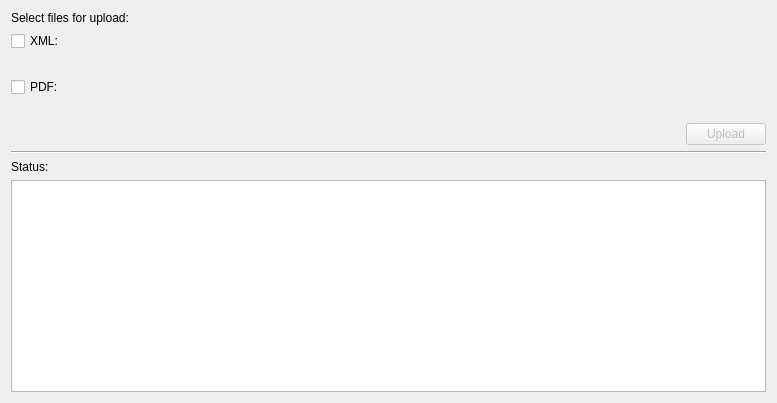
Above: src/GSvar/SomaticDataTransferWidget.ui from imgag/ngs-bits before the change. Below: the same form after it.
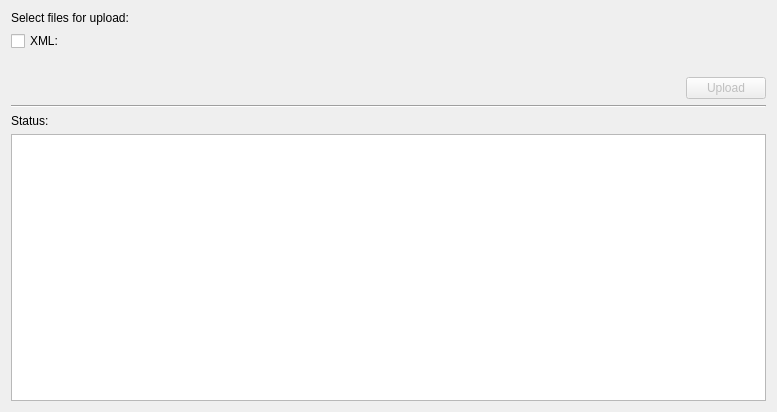
That is the form after the change.

Commit message: SomaticDataTransferWidget: Removed PDF upload because it is no longer needed

The edit to the form file:
```diff
--- a/src/GSvar/SomaticDataTransferWidget.ui
+++ b/src/GSvar/SomaticDataTransferWidget.ui
@@ -7,13 +7,13 @@
     <x>0</x>
     <y>0</y>
     <width>777</width>
-    <height>403</height>
+    <height>412</height>
    </rect>
   </property>
   <property name="windowTitle">
    <string>Data Transfer MTB</string>
   </property>
-  <layout class="QGridLayout" name="gridLayout" columnstretch="0,1,0">
+  <layout class="QGridLayout" name="gridLayout" columnstretch="0,0,0">
    <item row="0" column="0" colspan="3">
     <widget class="QLabel" name="label">
      <property name="text">
@@ -21,37 +21,24 @@
      </property>
     </widget>
    </item>
-   <item row="7" column="0" colspan="3">
-    <widget class="QLabel" name="label_2">
+   <item row="2" column="1" colspan="2">
+    <widget class="QLabel" name="xml_last_upload">
      <property name="text">
-      <string>Status:</string>
+      <string/>
      </property>
     </widget>
    </item>
-   <item row="6" column="0" colspan="3">
+   <item row="4" column="0" colspan="3">
     <widget class="Line" name="line">
      <property name="orientation">
       <enum>Qt::Horizontal</enum>
      </property>
     </widget>
    </item>
-   <item row="2" column="1" colspan="2">
-    <widget class="QLabel" name="xml_last_upload">
+   <item row="5" column="0" colspan="3">
+    <widget class="QLabel" name="label_2">
      <property name="text">
-      <string/>
-     </property>
-    </widget>
-   </item>
-   <item row="3" column="0">
-    <widget class="QCheckBox" name="pdf_select">
-     <property name="minimumSize">
-      <size>
-       <width>0</width>
-       <height>0</height>
-      </size>
-     </property>
-     <property name="text">
-      <string>PDF:</string>
+      <string>Status:</string>
      </property>
     </widget>
    </item>
@@ -69,28 +56,14 @@
      </property>
     </widget>
    </item>
-   <item row="3" column="1" colspan="2">
-    <widget class="QLabel" name="pdf_filename">
-     <property name="text">
-      <string/>
-     </property>
-    </widget>
-   </item>
-   <item row="4" column="1" colspan="2">
-    <widget class="QLabel" name="pdf_last_upload">
-     <property name="text">
-      <string/>
-     </property>
-    </widget>
-   </item>
-   <item row="9" column="0" colspan="3">
+   <item row="7" column="0" colspan="3">
     <widget class="QTextEdit" name="status_display">
      <property name="readOnly">
       <bool>true</bool>
      </property>
     </widget>
    </item>
-   <item row="5" column="0" colspan="3">
+   <item row="3" column="0" colspan="3">
     <layout class="QHBoxLayout" name="horizontalLayout_2">
      <item>
       <spacer name="horizontalSpacer">
```
The commit also changes 7 other files.
